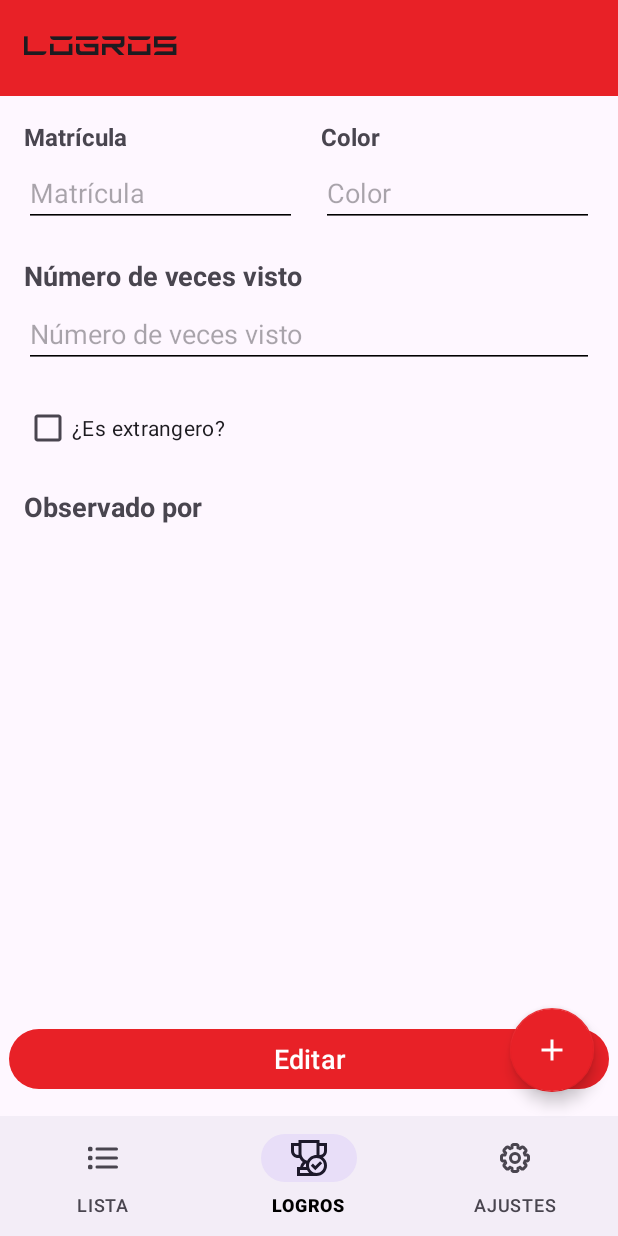
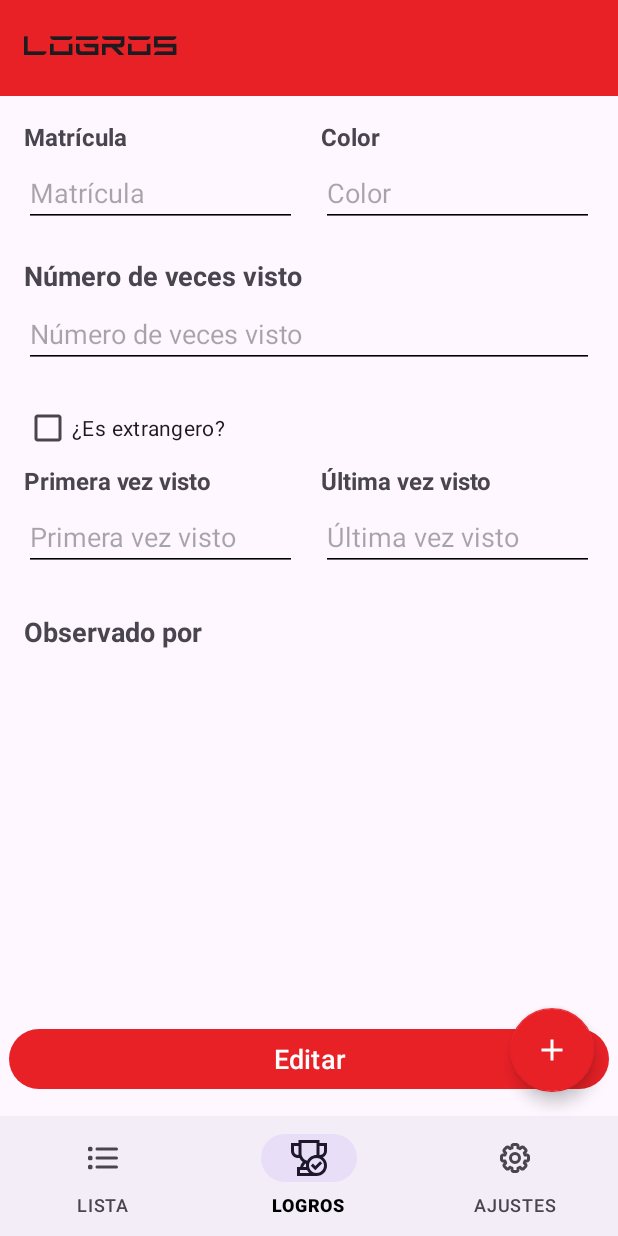
Before and after one commit to dsierra-97/TeslaTracker, an Android app: the fragment DetailFragment placed in its activity, on a phone screen of 412 x 824 dp. Run offline under Robolectric (Android 15) with nearby library versions, the phone set to English and light mode, and no system bars; our stand-ins replace Dagger/Hilt's generated code, Room's generated code, navigation-ui; 2 statements that could not run were skipped.

Commit message:
Añadido first y last time seen a DetailFragment. Gestionado plate, color y number vacíos en DetailFragment.

```diff
--- a/app/src/main/java/com/sierrapor/teslatracker/detail/DetailFragment.java
+++ b/app/src/main/java/com/sierrapor/teslatracker/detail/DetailFragment.java
@@ -12,6 +12,7 @@ import android.widget.EditText;
 import android.widget.LinearLayout;
 import android.widget.Spinner;
 import android.widget.TextView;
+import android.widget.Toast;
 
 import androidx.annotation.NonNull;
 import androidx.core.content.ContextCompat;
@@ -33,7 +34,7 @@ import dagger.hilt.android.AndroidEntryPoint;
 @AndroidEntryPoint
 public class DetailFragment extends Fragment {
 
-    private EditText editPlate, editColor, editCountry, editNumber;
+    private EditText editPlate, editColor, editCountry, editNumber, editFirst, editLast;
     private Button buttonEdit, buttonSave;
     private LinearLayout layoutCountry;
     private boolean isEditMode = false;
@@ -43,7 +44,7 @@ public class DetailFragment extends Fragment {
     private CheckBox checkboxForeign;
     private Spinner spinnerPlayers;
     private ChipGroup selectedPlayersContainer;
-    private List<Tesla.players> selectedPlayers = new ArrayList<>();
+    private final List<Tesla.players> selectedPlayers = new ArrayList<>();
     private LinearLayout playerSelectionLayout;
 
     @Override
@@ -57,6 +58,8 @@ public class DetailFragment extends Fragment {
         layoutCountry = view.findViewById(R.id.layout_country);
         editCountry = view.findViewById(R.id.edit_country);
         editNumber = view.findViewById(R.id.edit_number);
+        editFirst = view.findViewById(R.id.edit_first);
+        editLast = view.findViewById(R.id.edit_last);
         buttonEdit = view.findViewById(R.id.button_edit);
         buttonSave = view.findViewById(R.id.button_save);
         checkboxForeign = view.findViewById(R.id.checkbox_foreign);
@@ -84,6 +87,17 @@ public class DetailFragment extends Fragment {
         });
 
         buttonSave.setOnClickListener(v -> {
+            if (editPlate.getText().toString().isEmpty() && editColor.getText().toString().isEmpty()) {
+                Toast.makeText(getActivity(), getString(R.string.save_without_complete_plate_and_color), Toast.LENGTH_SHORT).show();
+            } else if (editPlate.getText().toString().isEmpty()) {
+                Toast.makeText(getActivity(), getString(R.string.save_without_complete_plate), Toast.LENGTH_SHORT).show();
+            }else if (editColor.getText().toString().isEmpty()) {
+                Toast.makeText(getActivity(), getString(R.string.save_without_complete_color), Toast.LENGTH_SHORT).show();
+            } else if (editPlate.getText().toString().length() > 10) {
+                Toast.makeText(getActivity(), getString(R.string.plate_too_long), Toast.LENGTH_SHORT).show();
+            } else if (editNumber.getText().toString().isEmpty()) {
+                Toast.makeText(getActivity(), getString(R.string.save_without_complete_number), Toast.LENGTH_SHORT).show();
+            } else {
                 saveChanges();
                 lockFields();
                 isEditMode = false;
@@ -91,6 +105,7 @@ public class DetailFragment extends Fragment {
                 updateChips();
                 buttonEdit.setVisibility(View.VISIBLE);
                 buttonSave.setVisibility(View.GONE);
+            }
         });
 
         setupPlayerSpinner(); // ← Aquí se aplica la nueva lógica encapsulada
@@ -151,6 +166,8 @@ public class DetailFragment extends Fragment {
         editColor.setText(tesla.getColor());
         editCountry.setText(tesla.getCountry());
         editNumber.setText(String.valueOf(tesla.getNumberTimesSeen()));
+        editFirst.setText(String.valueOf(tesla.getFirstTimeSeen()));
+        editLast.setText(String.valueOf(tesla.getLastTimeSeen()));
         checkboxForeign.setChecked(tesla.isForeign());
 
         if (tesla.getSeenBy() != null) {
@@ -165,6 +182,8 @@ public class DetailFragment extends Fragment {
         editColor.setEnabled(false);
         editCountry.setEnabled(false);
         editNumber.setEnabled(false);
+        editFirst.setEnabled(false);
+        editLast.setEnabled(false);
         checkboxForeign.setEnabled(false);
         // No es necesario bloquear manualmente el ChipGroup;
         // La eliminación se controla en updateChips según isEditMode.
@@ -195,13 +214,12 @@ public class DetailFragment extends Fragment {
     }
 
     private void updateChips() {
-        // Elimina todos los chips
         selectedPlayersContainer.removeAllViews();
 
         for (Tesla.players player : selectedPlayers) {
             Chip chip = new Chip(requireContext());
             chip.setText(player.name());
-            chip.setChipBackgroundColor(ContextCompat.getColorStateList(requireContext(), R.color.colorBackground));;
+            chip.setChipBackgroundColor(ContextCompat.getColorStateList(requireContext(), R.color.colorBackground));
             chip.setTextColor(ContextCompat.getColor(requireContext(), R.color.colorOnBackground));
             chip.setCloseIconVisible(true);
             chip.setClickable(isEditMode);
--- a/app/src/main/res/layout/fragment_detail.xml
+++ b/app/src/main/res/layout/fragment_detail.xml
@@ -144,6 +144,68 @@ android:layout_height="match_parent">
             </LinearLayout>
         </LinearLayout>
 
+        <!-- FIRST + LAST TIME SEEN -->
+        <LinearLayout
+            android:layout_width="match_parent"
+            android:layout_height="wrap_content"
+            android:orientation="horizontal"
+            android:weightSum="2"
+            android:baselineAligned="false"
+            android:layout_marginBottom="12dp">
+
+            <!-- FIRST TIME SEEN -->
+            <LinearLayout
+                android:layout_width="0dp"
+                android:layout_height="wrap_content"
+                android:layout_weight="1"
+                android:orientation="vertical"
+                android:layout_marginEnd="8dp">
+
+                <TextView
+                    android:id="@+id/label_first"
+                    android:layout_width="match_parent"
+                    android:layout_height="wrap_content"
+                    android:text="@string/first_time_seen_hint"
+                    android:textSize="16sp"
+                    android:textStyle="bold"
+                    android:layout_marginBottom="4dp"/>
+
+                <EditText
+                    android:id="@+id/edit_first"
+                    android:layout_width="match_parent"
+                    android:layout_height="wrap_content"
+                    android:hint="@string/first_time_seen_hint"
+                    android:inputType="date"
+                    android:imeOptions="actionNext"/>
+            </LinearLayout>
+
+            <!-- LAST -->
+            <LinearLayout
+                android:layout_width="0dp"
+                android:layout_height="wrap_content"
+                android:layout_weight="1"
+                android:orientation="vertical"
+                android:layout_marginStart="8dp">
+
+                <TextView
+                    android:id="@+id/label_last"
+                    android:layout_width="match_parent"
+                    android:layout_height="wrap_content"
+                    android:text="@string/last_time_seen_hint"
+                    android:textSize="16sp"
+                    android:textStyle="bold"
+                    android:layout_marginBottom="4dp" />
+
+                <EditText
+                    android:id="@+id/edit_last"
+                    android:layout_width="match_parent"
+                    android:layout_height="wrap_content"
+                    android:hint="@string/last_time_seen_hint"
+                    android:inputType="date"
+                    android:imeOptions="actionNext"/>
+            </LinearLayout>
+        </LinearLayout>
+
         <!-- TÍTULO "OBSERVADO POR" -->
         <TextView
             android:id="@+id/label_observado"
--- a/app/src/main/res/values/strings.xml
+++ b/app/src/main/res/values/strings.xml
@@ -48,4 +48,7 @@
     <string name="edit">Editar</string>
     <string name="seen_by">Observado por</string>
     <string name="select_a_player">Selecciona un jugador</string>
+    <string name="first_time_seen_hint">Primera vez visto</string>
+    <string name="last_time_seen_hint">Última vez visto</string>
+    <string name="save_without_complete_number">Número de veces visto no puede estar vacío</string>
 </resources>
```
Also changed, not shown: 1 other file. Lines whose indentation alone changed are shown as unchanged.
